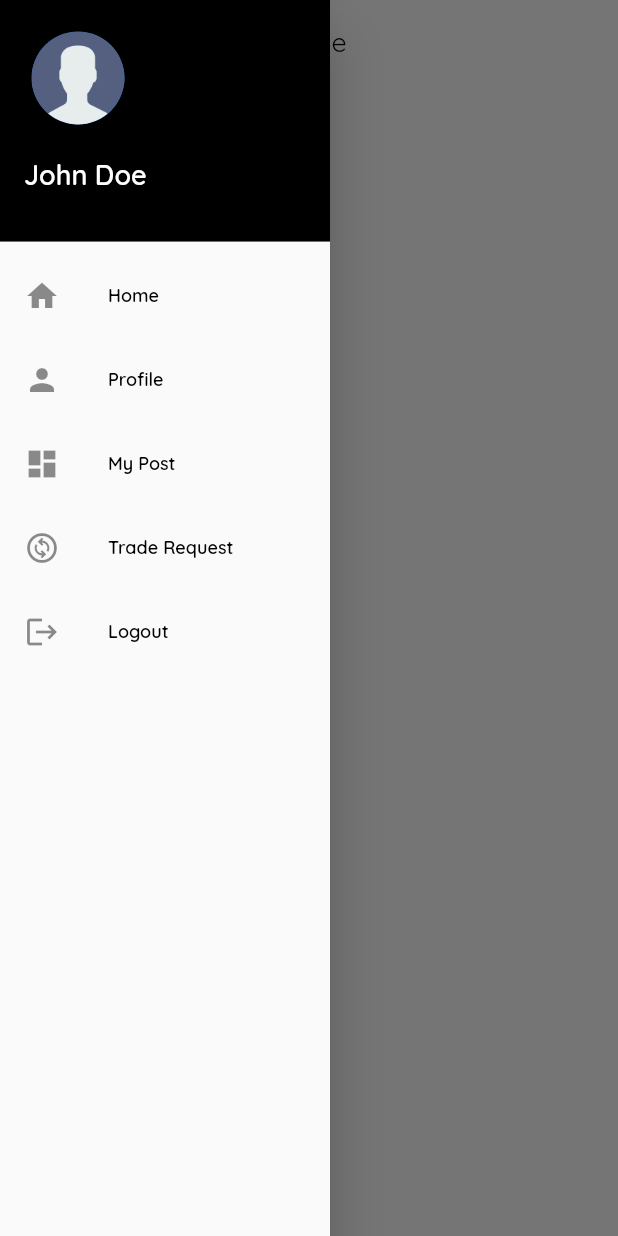
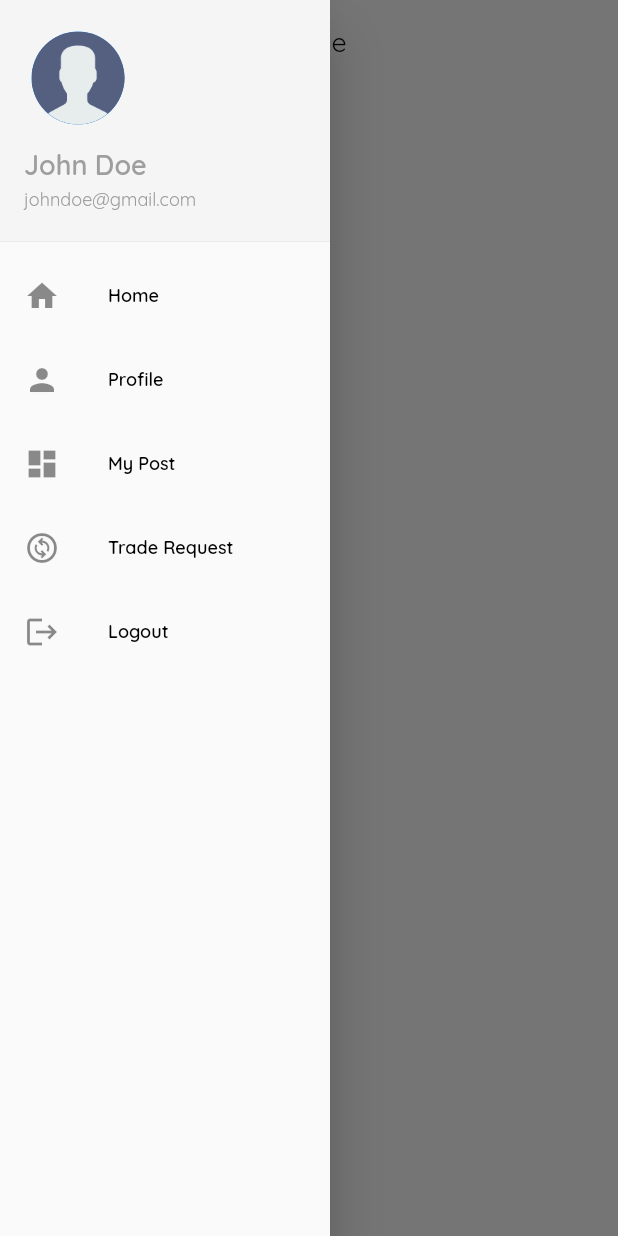
Before and after one commit to lansoyyy/Agro-Trade, a Flutter app: the screen it shows after launch, with the side drawer open, on a phone screen of 412 x 824 dp. Run offline on Flutter 3.47's test engine with Material 2 defaults, Android fonts, the phone set to English and light mode, and no system bars; our stand-ins replace firebase_core, get_storage; accounts and stored records are empty.

Commit message:
initial project setup

```diff
--- a/lib/widgets/drawer_widget.dart
+++ b/lib/widgets/drawer_widget.dart
@@ -22,15 +22,15 @@ class _MyDrawerState extends State<DrawerWidget> {
           padding: const EdgeInsets.only(top: 0),
           children: <Widget>[
             UserAccountsDrawerHeader(
-              decoration: const BoxDecoration(
-                color: Colors.black,
+              decoration: BoxDecoration(
+                color: Colors.grey[100],
               ),
               accountEmail: TextRegular(
-                  text: 'johndoe@gmail.com', fontSize: 0, color: Colors.white),
+                  text: 'johndoe@gmail.com', fontSize: 12, color: Colors.grey),
               accountName: TextBold(
                 text: 'John Doe',
                 fontSize: 18,
-                color: Colors.white,
+                color: Colors.grey,
               ),
               currentAccountPicture: const Padding(
                 padding: EdgeInsets.all(5.0),
```
